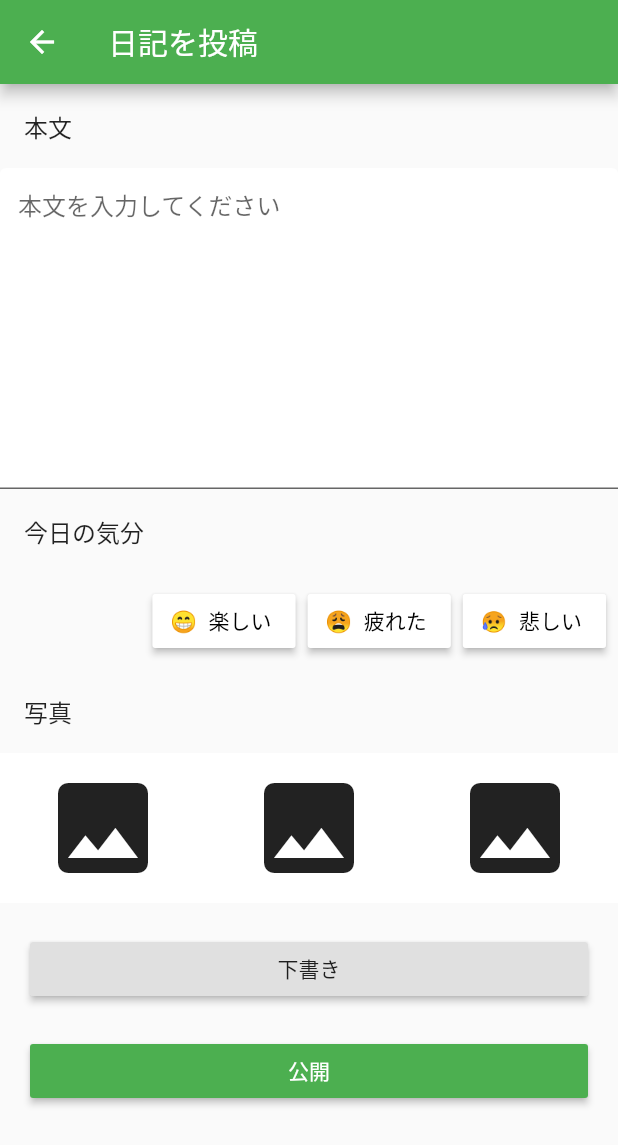
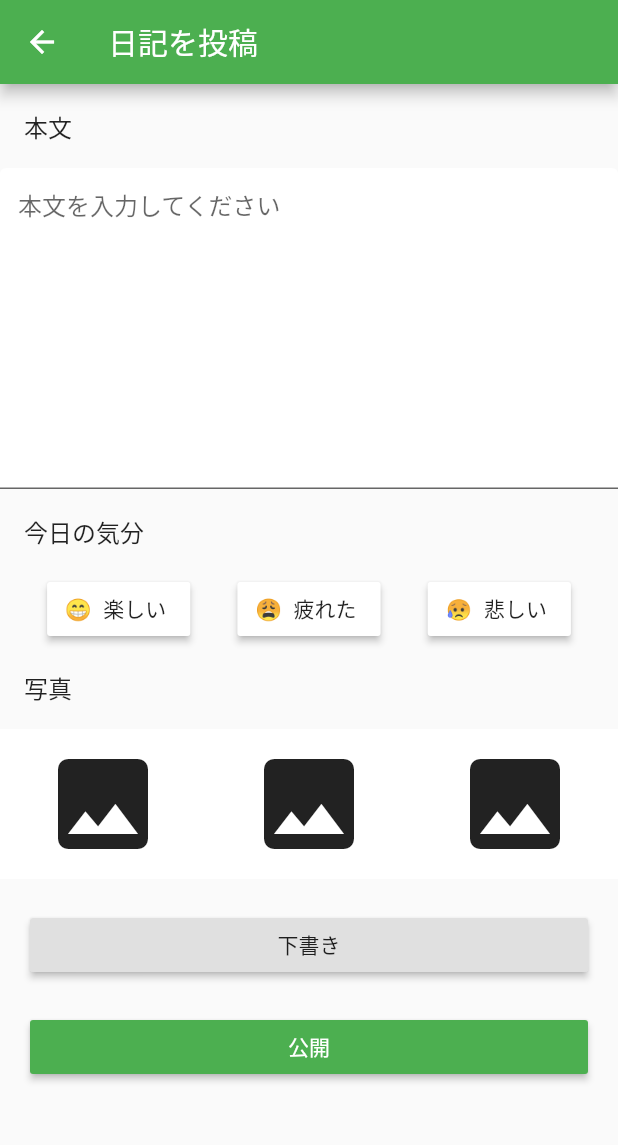
Before and after one commit to suusan2go/familog-app, a Flutter app: the DiaryEntryForm screen opened directly, after a tap on "公開", on a phone screen of 412 x 824 dp. Shown: the top 1145 px of the screen. Run offline on Flutter 3.47's test engine with Material 2 defaults, Android fonts, the phone set to English and light mode, and no system bars; our stand-ins replace cloud_firestore, firebase_analytics, firebase_auth, firebase_storage, google_sign_in, image_picker; accounts and stored records are empty.

Commit message:
add upload form

```diff
--- a/lib/presentation/diary_entry_form.dart
+++ b/lib/presentation/diary_entry_form.dart
@@ -1,10 +1,15 @@
+import 'dart:async';
 import 'dart:io';
+import 'dart:math';
 
 import 'package:familog/domain/diary.dart';
+import 'package:firebase_auth/firebase_auth.dart';
 import 'package:flutter/material.dart';
 import 'package:flutter/widgets.dart';
 import 'package:image_picker/image_picker.dart';
 import 'package:cloud_firestore/cloud_firestore.dart';
+import 'package:firebase_storage/firebase_storage.dart';
+import 'package:path/path.dart';
 
 class DiaryEntryForm extends StatefulWidget {
   const DiaryEntryForm({ Key key, this.currentDiary }): super(key: key);
@@ -17,85 +22,109 @@ class DiaryEntryForm extends StatefulWidget {
   }
 }
 
+final auth = FirebaseAuth.instance;
+
 class _DiaryEntryFormState extends State<DiaryEntryForm> {
+  final scaffoldKey = new GlobalKey<ScaffoldState>();
+
   String _body;
   String _emoji;
   File _imageFile1;
   File _imageFile2;
   File _imageFile3;
 
-  void onChangeBody(String body) {
+  void _onChangeBody(String body) {
     setState(() {
       this._body = body;
     });
   }
 
-  void onPressedSad() {
+  void _onPressedSad() {
     setState(() {
       this._emoji = "sad";
     });
   }
 
-  void onPressedTired() {
+  void _onPressedTired() {
     setState(() {
       this._emoji = "tired";
     });
   }
 
-  void onPressedHappy() {
+  void _onPressedHappy() {
     setState(() {
       this._emoji = "happy";
     });
   }
 
-  void getImage1() async {
+  void _getImage1() async {
     var _fileName = await ImagePicker.pickImage();
     setState(() {
       _imageFile1 = _fileName;
     });
   }
 
-  void getImage2() async {
+  void _getImage2() async {
     var _fileName = await ImagePicker.pickImage();
     setState(() {
       _imageFile2 = _fileName;
     });
   }
 
-  void getImage3() async {
+  void _getImage3() async {
     var _fileName = await ImagePicker.pickImage();
     setState(() {
       _imageFile3 = _fileName;
     });
   }
 
-  void deleteImage1() async {
+  void _deleteImage1() async {
     setState(() {
       _imageFile1 = null;
     });
   }
 
-  void deleteImage2() async {
+  void _deleteImage2() async {
     setState(() {
       _imageFile2 = null;
     });
   }
 
-  void deleteImage3() async {
+  void _deleteImage3() async {
     setState(() {
       _imageFile3 = null;
     });
   }
 
-  void _handlePublish() {
+  Future<String> _uploadFile(File file) async {
+    if(file == null) return null;
+    final String rand = "${new Random().nextInt(10000)}";
+    final StorageReference ref = FirebaseStorage.instance.ref()
+        .child("/diaries/${widget.currentDiary.id}/diary_entry_images/$rand${extension(file.path)}");
+    final StorageUploadTask uploadTask = ref.put(file);
+    return (await uploadTask.future).downloadUrl.toString();
+  }
+
+  void _handlePublish(BuildContext context) async {
+    var currentUser = await auth.currentUser();
+    List<String> imageUrls = [];
+    imageUrls.add(await _uploadFile(_imageFile1));
+    imageUrls.add(await _uploadFile(_imageFile2));
+    imageUrls.add(await _uploadFile(_imageFile3));
     Firestore.instance.collection('diaries/${widget.currentDiary.id}/diary_entries').document()
-        .setData({ 'title': 'title', 'author': 'author' });
+        .setData({
+      'body': _body,
+      'emoji': _emoji,
+      'authorId': currentUser.uid,
+      'images': imageUrls.where((url) { return url != null; } ).toList()
+    });
     Navigator.of(context).pop();
   }
 
   @override
   Widget build(BuildContext context) {
     return new Scaffold(
+      key: scaffoldKey,
       appBar: new AppBar(
         // Here we take the value from the MyHomePage object that was created by
         // the App.build method, and use it to set our appbar title.
@@ -106,37 +135,39 @@ class _DiaryEntryFormState extends State<DiaryEntryForm> {
           new ListTile(
             title: new Text("本文"),
           ),
-          new TextFormField(
+          new TextField(
             decoration: const InputDecoration(
                 hintText: '本文を入力してください',
                 filled: true,
                 fillColor: Colors.white
             ),
             maxLines: 10,
+            onChanged: _onChangeBody,
           ),
           new ListTile(
             title: new Text("今日の気分"),
           ),
-          new ButtonBar(
-            mainAxisSize: MainAxisSize.min,
+          new Row(
+            mainAxisAlignment: MainAxisAlignment.spaceEvenly,
+            crossAxisAlignment: CrossAxisAlignment.center,
             children: <Widget>[
               new RaisedButton.icon(
                 icon: const Text('😁'),
                 label: const Text('楽しい'),
-                onPressed: _emoji == "happy" ? null : this.onPressedHappy,
+                onPressed: _emoji == "happy" ? null : this._onPressedHappy,
                 color: Colors.white,
               ),
               new RaisedButton.icon(
                 color: Colors.white,
                 icon: const Text('😩'),
                 label: const Text('疲れた'),
-                onPressed: _emoji == "tired" ? null : this.onPressedTired,
+                onPressed: _emoji == "tired" ? null : this._onPressedTired,
               ),
               new RaisedButton.icon(
                 color: Colors.white,
                 icon: const Text('😥'),
                 label: const Text('悲しい'),
-                onPressed: _emoji == "sad" ? null : this.onPressedSad,
+                onPressed: _emoji == "sad" ? null : this._onPressedSad,
               ),
             ],
           ),
@@ -155,7 +186,7 @@ class _DiaryEntryFormState extends State<DiaryEntryForm> {
                       child: _imageFile1 == null ? new IconButton(
                           icon: new Icon(Icons.image, size: 80.0),
                           tooltip: 'Increase volume by 10%',
-                          onPressed: getImage1
+                          onPressed: _getImage1
                       ): new Stack(
                         fit: StackFit.expand,
                         children: <Widget>[
@@ -163,7 +194,7 @@ class _DiaryEntryFormState extends State<DiaryEntryForm> {
                           new IconButton(
                             alignment: new Alignment(1.5, -1.0),
                             icon: new Icon(Icons.close, color: Colors.grey),
-                            onPressed: deleteImage1,
+                            onPressed: _deleteImage1,
                           )
                         ],
                       )
@@ -177,7 +208,7 @@ class _DiaryEntryFormState extends State<DiaryEntryForm> {
                       child: _imageFile2 == null ? new IconButton(
                           icon: new Icon(Icons.image, size: 80.0),
                           tooltip: 'Increase volume by 10%',
-                          onPressed: getImage2
+                          onPressed: _getImage2
                       ): new Stack(
                         fit: StackFit.expand,
                         children: <Widget>[
@@ -185,7 +216,7 @@ class _DiaryEntryFormState extends State<DiaryEntryForm> {
                           new IconButton(
                             alignment: new Alignment(1.5, -1.0),
                             icon: new Icon(Icons.close, color: Colors.grey),
-                            onPressed: deleteImage2,
+                            onPressed: _deleteImage2,
                           )
                         ],
                       )
@@ -199,7 +230,7 @@ class _DiaryEntryFormState extends State<DiaryEntryForm> {
                       child: _imageFile3 == null ? new IconButton(
                           icon: new Icon(Icons.image, size: 80.0),
                           tooltip: 'Increase volume by 10%',
-                          onPressed: getImage3
+                          onPressed: _getImage3
                       ): new Stack(
                         fit: StackFit.expand,
                         children: <Widget>[
@@ -207,7 +238,7 @@ class _DiaryEntryFormState extends State<DiaryEntryForm> {
                           new IconButton(
                             alignment: new Alignment(1.5, -1.0),
                             icon: new Icon(Icons.close, color: Colors.grey),
-                            onPressed: deleteImage3,
+                            onPressed: _deleteImage3,
                           )
                         ],
                       )
@@ -221,7 +252,7 @@ class _DiaryEntryFormState extends State<DiaryEntryForm> {
           ),
           new Container(
             padding: const EdgeInsets.only(left: 20.0, top: 0.0, right: 20.0, bottom: 20.0),
-            child: new RaisedButton(onPressed: _handlePublish, child: new Text("公開"), color: Theme.of(context).accentColor,textColor: Colors.white,),
+            child: new RaisedButton(onPressed: () {_handlePublish(context);}, child: new Text("公開"), color: Theme.of(context).accentColor,textColor: Colors.white,),
           ),
         ],
       ),
```
